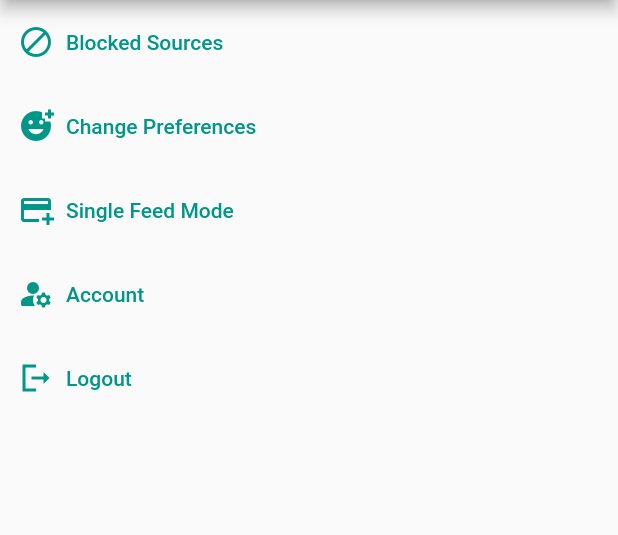
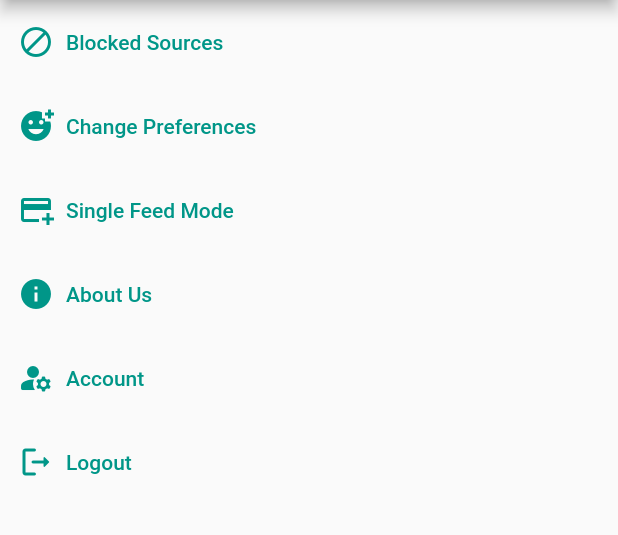
Before and after one commit to Luigi-S/FeedYou_flutter, a Flutter app: the MenuView screen opened directly, on a phone screen of 412 x 824 dp, the part 84-619 px from its top. Run offline on Flutter 3.47's test engine with Material 2 defaults, Android fonts, the phone set to English and light mode, and no system bars; our stand-ins replace firebase_auth, firebase_core, firebase_database, share_plus, shared_preferences, webview_flutter; missing offline and left inert: favicon, webfeed; accounts and stored records are empty.

Commit message:
AboutUs, un mistero il perche non fosse già presente

```diff
--- a/lib/Menu.dart
+++ b/lib/Menu.dart
@@ -10,6 +10,7 @@ import 'package:flutter/cupertino.dart';
 import 'package:flutter/material.dart';
 import 'package:shared_preferences/shared_preferences.dart';
 
+import 'AboutUsView.dart';
 import 'Assets.dart';
 import 'Preferences.dart';
 import 'SingleFeedView.dart';
@@ -87,6 +88,22 @@ class MenuView extends StatelessWidget{
             Padding(
                 padding: const EdgeInsets.fromLTRB(4, 4, 4, 4),
                 child: TextButton(
+                  onPressed:(){ _toAboutUs(context);},
+                  child: Row(
+                    children: const [
+                      Icon(Icons.info, color: Colors.teal,),
+                      Padding(
+                          padding: EdgeInsets.fromLTRB(8, 0, 8, 0),
+                          child: Text("About Us", style: TextStyle(color: Colors.teal),)
+                      )
+                    ],
+                  ),
+                )
+            ),
+
+            Padding(
+                padding: const EdgeInsets.fromLTRB(4, 4, 4, 4),
+                child: TextButton(
                   onPressed:(){_toAccount(context);},
                   child: Row(
                     children: const [
@@ -106,7 +123,7 @@ class MenuView extends StatelessWidget{
                   onPressed:(){_showLogOutAlert(context);},
                   child: Row(
                     children: const [
-                      Icon(Icons.logout_sharp, color: Colors.teal,),
+                      Icon(Icons.logout_rounded, color: Colors.teal,),
                       Padding(
                           padding: EdgeInsets.fromLTRB(8, 0, 8, 0),
                           child: Text("Logout", style: TextStyle(color: Colors.teal),)
@@ -234,5 +251,11 @@ class MenuView extends StatelessWidget{
     }
   }
 
+  void _toAboutUs(BuildContext context) {
+    Navigator.push(
+      context,
+      MaterialPageRoute(builder: (context) => AboutUsView()),
+    );
+  }
 
 }
```
Also changed, not shown: lib/AboutUsView.dart (added, +41 -0 lines).
